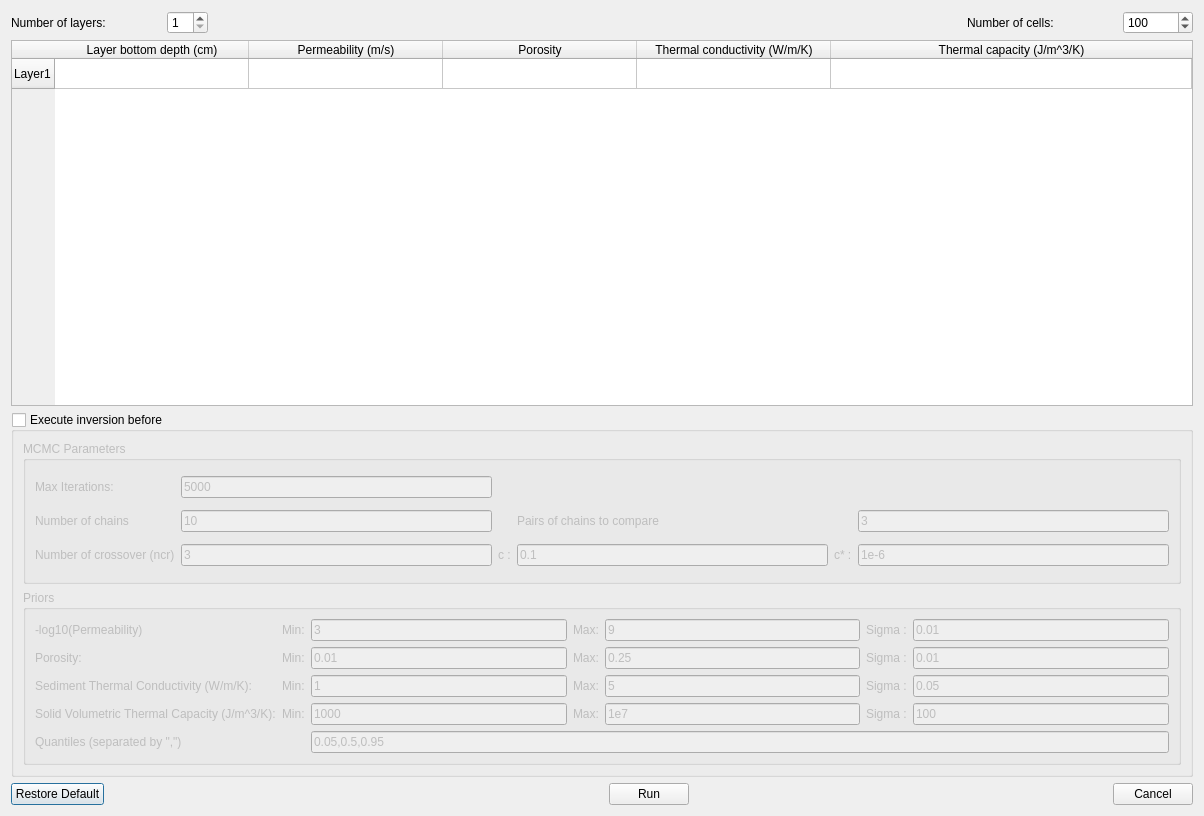
The window that Molonaviz/src/molonaviz/frontend/ui/dialogCompute.ui (flipoyo/MOLONARI1D) describes before a commit, drawn with Qt 5.
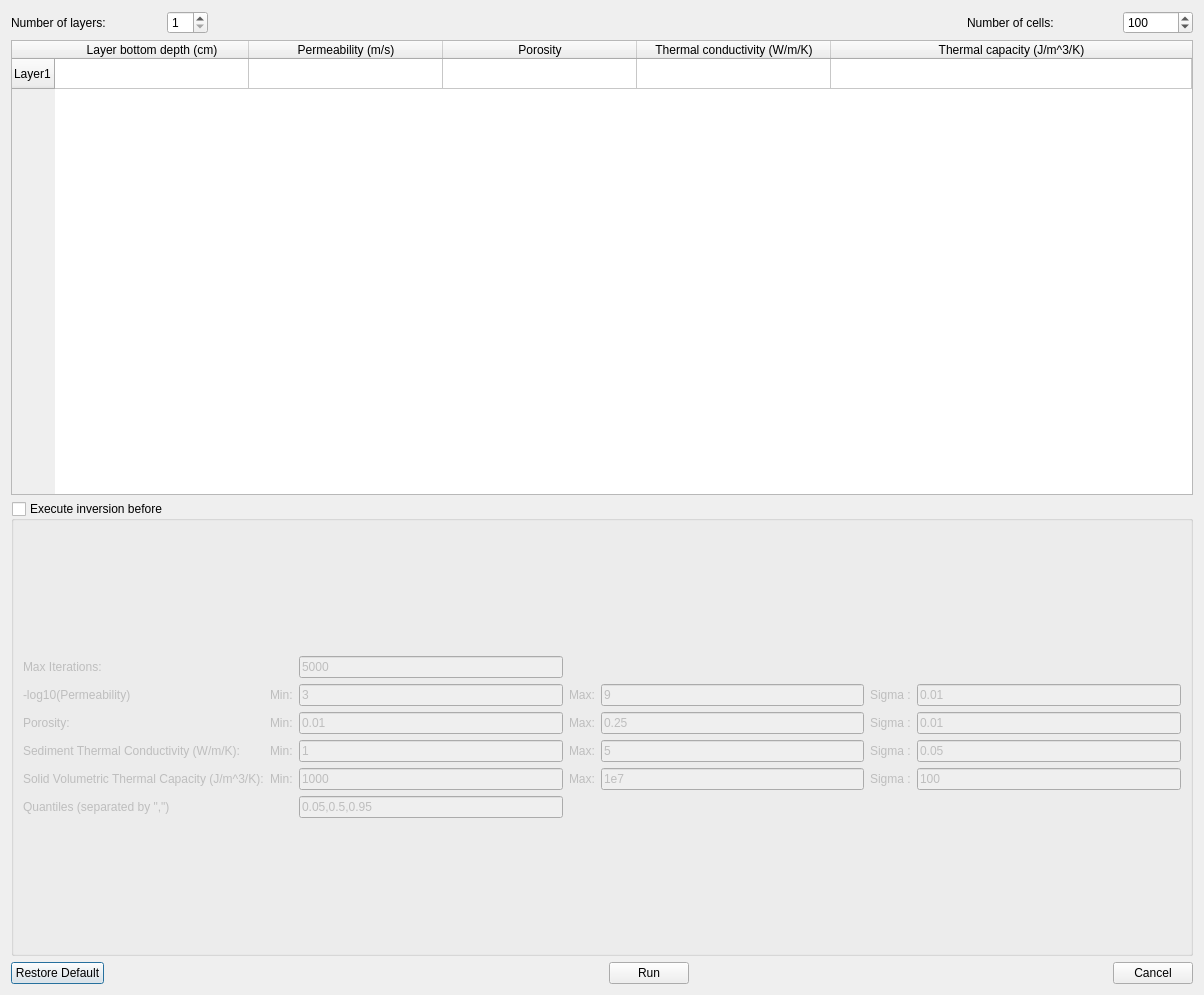
The same window after the commit.

```diff
--- a/Molonaviz/src/molonaviz/frontend/ui/dialogCompute.ui
+++ b/Molonaviz/src/molonaviz/frontend/ui/dialogCompute.ui
@@ -7,19 +7,19 @@
     <x>0</x>
     <y>0</y>
     <width>1204</width>
-    <height>816</height>
+    <height>995</height>
    </rect>
   </property>
   <property name="minimumSize">
    <size>
     <width>1000</width>
-    <height>816</height>
+    <height>500</height>
    </size>
   </property>
   <property name="windowTitle">
    <string>Compute</string>
   </property>
-  <layout class="QVBoxLayout" name="verticalLayout">
+  <layout class="QVBoxLayout" name="verticalLayout_2" stretch="0,0,0,0">
    <item>
     <layout class="QHBoxLayout" name="horizontalLayout">
      <item>
@@ -221,22 +221,11 @@
      <property name="checked">
       <bool>false</bool>
      </property>
-     <layout class="QGridLayout" name="gridLayout">
-      <item row="1" column="0">
-       <widget class="QGroupBox" name="groupBox">
-        <property name="title">
-         <string>Priors</string>
-        </property>
-        <layout class="QGridLayout" name="gridLayout_4">
-         <item row="1" column="6">
-          <widget class="QLabel" name="label_32">
-           <property name="text">
-            <string>Sigma :</string>
-           </property>
-          </widget>
-         </item>
-         <item row="2" column="5">
-          <widget class="QLineEdit" name="lineEditThermalConductivityMax">
+     <layout class="QVBoxLayout" name="verticalLayout">
+      <item>
+       <layout class="QGridLayout" name="MCMCLayout">
+        <item row="4" column="2">
+         <widget class="QLineEdit" name="lineEditThermalCapacityMin">
            <property name="minimumSize">
             <size>
              <width>100</width>
@@ -244,44 +233,23 @@
             </size>
            </property>
            <property name="text">
-            <string>5</string>
+           <string>1000</string>
            </property>
            <property name="readOnly">
             <bool>false</bool>
            </property>
           </widget>
          </item>
-         <item row="2" column="7">
-          <widget class="QLineEdit" name="lineEditThermalConductivitySigma">
-           <property name="minimumSize">
-            <size>
-             <width>100</width>
-             <height>0</height>
-            </size>
-           </property>
+        <item row="3" column="5">
+         <widget class="QLabel" name="label_33">
            <property name="text">
-            <string>0.05</string>
-           </property>
-           <property name="readOnly">
-            <bool>true</bool>
-           </property>
-          </widget>
-         </item>
-         <item row="3" column="6">
-          <widget class="QLabel" name="label_34">
-           <property name="text">
             <string>Sigma :</string>
            </property>
           </widget>
          </item>
-         <item row="0" column="6">
-          <widget class="QLabel" name="labelsigmaK">
-           <property name="text">
-            <string>Sigma :</string>
-           </property>
-          </widget>
-         </item>
-         <item row="0" column="5">
+        <item row="1" column="4">
+         <layout class="QHBoxLayout" name="horizontalLayout_7">
+          <item>
           <widget class="QLineEdit" name="lineEditKMax">
            <property name="text">
             <string>9</string>
@@ -291,21 +259,150 @@
            </property>
           </widget>
          </item>
-         <item row="2" column="0" colspan="2">
+         </layout>
+        </item>
+        <item row="0" column="0">
+         <widget class="QLabel" name="label_2">
+          <property name="text">
+           <string>Max Iterations:</string>
+          </property>
+         </widget>
+        </item>
+        <item row="5" column="2">
+         <widget class="QLineEdit" name="lineEditQuantiles">
+          <property name="text">
+           <string>0.05,0.5,0.95</string>
+          </property>
+         </widget>
+        </item>
+        <item row="1" column="2">
+         <layout class="QHBoxLayout" name="horizontalLayout_6">
+          <item>
+           <widget class="QLineEdit" name="lineEditKMin">
+            <property name="text">
+             <string>3</string>
+            </property>
+            <property name="readOnly">
+             <bool>false</bool>
+            </property>
+           </widget>
+          </item>
+         </layout>
+        </item>
+        <item row="4" column="3">
+         <widget class="QLabel" name="label_28">
+          <property name="text">
+           <string>Max:</string>
+          </property>
+         </widget>
+        </item>
+        <item row="1" column="5">
+         <widget class="QLabel" name="labelsigmaK">
+          <property name="text">
+           <string>Sigma :</string>
+          </property>
+         </widget>
+        </item>
+        <item row="1" column="0">
+         <widget class="QLabel" name="labelMoinsLog10KMCMC">
+          <property name="text">
+           <string>-log10(Permeability)</string>
+          </property>
+         </widget>
+        </item>
+        <item row="0" column="2">
+         <widget class="QLineEdit" name="lineEditMaxIterMCMC">
+          <property name="text">
+           <string>5000</string>
+          </property>
+         </widget>
+        </item>
+        <item row="3" column="0">
           <widget class="QLabel" name="label_15">
            <property name="text">
             <string>Sediment Thermal Conductivity (W/m/K):</string>
            </property>
           </widget>
          </item>
-         <item row="1" column="0">
-          <widget class="QLabel" name="label_14">
+        <item row="2" column="3">
+         <widget class="QLabel" name="label_26">
            <property name="text">
-            <string>Porosity:</string>
+           <string>Max:</string>
            </property>
           </widget>
          </item>
-         <item row="3" column="5">
+        <item row="2" column="4">
+         <widget class="QLineEdit" name="lineEditPorosityMax">
+          <property name="minimumSize">
+           <size>
+            <width>100</width>
+            <height>0</height>
+           </size>
+          </property>
+          <property name="text">
+           <string>0.25</string>
+          </property>
+          <property name="readOnly">
+           <bool>false</bool>
+          </property>
+         </widget>
+        </item>
+        <item row="3" column="4">
+         <widget class="QLineEdit" name="lineEditThermalConductivityMax">
+          <property name="minimumSize">
+           <size>
+            <width>100</width>
+            <height>0</height>
+           </size>
+          </property>
+          <property name="text">
+           <string>5</string>
+          </property>
+          <property name="readOnly">
+           <bool>false</bool>
+          </property>
+         </widget>
+        </item>
+        <item row="2" column="6">
+         <widget class="QLineEdit" name="lineEditPorositySigma">
+          <property name="minimumSize">
+           <size>
+            <width>100</width>
+            <height>0</height>
+           </size>
+          </property>
+          <property name="text">
+           <string>0.01</string>
+          </property>
+          <property name="readOnly">
+           <bool>true</bool>
+          </property>
+         </widget>
+        </item>
+        <item row="3" column="1">
+         <widget class="QLabel" name="label_12">
+          <property name="text">
+           <string>Min:</string>
+          </property>
+         </widget>
+        </item>
+        <item row="4" column="6">
+         <widget class="QLineEdit" name="lineEditThermalCapacitySigma">
+          <property name="minimumSize">
+           <size>
+            <width>100</width>
+            <height>0</height>
+           </size>
+          </property>
+          <property name="text">
+           <string>100</string>
+          </property>
+          <property name="readOnly">
+           <bool>true</bool>
+          </property>
+         </widget>
+        </item>
+        <item row="4" column="4">
           <widget class="QLineEdit" name="lineEditThermalCapacityMax">
            <property name="minimumSize">
             <size>
@@ -321,22 +418,29 @@
            </property>
           </widget>
          </item>
-         <item row="3" column="2">
+        <item row="4" column="1">
           <widget class="QLabel" name="label_19">
            <property name="text">
             <string>Min:</string>
            </property>
           </widget>
          </item>
-         <item row="0" column="4">
+        <item row="4" column="5">
+         <widget class="QLabel" name="label_34">
+          <property name="text">
+           <string>Sigma :</string>
+          </property>
+         </widget>
+        </item>
+        <item row="1" column="3">
           <widget class="QLabel" name="label_24">
            <property name="text">
             <string>Max:</string>
            </property>
           </widget>
          </item>
-         <item row="1" column="7">
-          <widget class="QLineEdit" name="lineEditPorositySigma">
+        <item row="2" column="2">
+         <widget class="QLineEdit" name="lineEditPorosityMin">
            <property name="minimumSize">
             <size>
              <width>100</width>
@@ -347,53 +451,18 @@
             <string>0.01</string>
            </property>
            <property name="readOnly">
-            <bool>true</bool>
-           </property>
-          </widget>
-         </item>
-         <item row="2" column="3">
-          <widget class="QLineEdit" name="lineEditThermalConductivityMin">
-           <property name="minimumSize">
-            <size>
-             <width>100</width>
-             <height>0</height>
-            </size>
-           </property>
-           <property name="text">
-            <string>1</string>
-           </property>
-           <property name="readOnly">
             <bool>false</bool>
            </property>
           </widget>
          </item>
-         <item row="3" column="7">
-          <widget class="QLineEdit" name="lineEditThermalCapacitySigma">
-           <property name="minimumSize">
-            <size>
-             <width>100</width>
-             <height>0</height>
-            </size>
-           </property>
+        <item row="1" column="1">
+         <widget class="QLabel" name="label_23">
            <property name="text">
-            <string>100</string>
-           </property>
-           <property name="readOnly">
-            <bool>true</bool>
-           </property>
-          </widget>
-         </item>
-         <item row="0" column="3">
-          <widget class="QLineEdit" name="lineEditKMin">
-           <property name="text">
-            <string>3</string>
-           </property>
-           <property name="readOnly">
-            <bool>false</bool>
-           </property>
-          </widget>
-         </item>
-         <item row="0" column="7">
+           <string>Min:</string>
+          </property>
+         </widget>
+        </item>
+        <item row="1" column="6">
           <widget class="QLineEdit" name="lineEditMoinsLog10KSigma">
            <property name="minimumSize">
             <size>
@@ -409,8 +478,8 @@
            </property>
           </widget>
          </item>
-         <item row="1" column="5">
-          <widget class="QLineEdit" name="lineEditPorosityMax">
+        <item row="3" column="6">
+         <widget class="QLineEdit" name="lineEditThermalConductivitySigma">
            <property name="minimumSize">
             <size>
              <width>100</width>
@@ -418,28 +487,14 @@
             </size>
            </property>
            <property name="text">
-            <string>0.25</string>
+           <string>0.05</string>
            </property>
            <property name="readOnly">
-            <bool>false</bool>
+           <bool>true</bool>
            </property>
           </widget>
          </item>
-         <item row="2" column="6">
-          <widget class="QLabel" name="label_33">
-           <property name="text">
-            <string>Sigma :</string>
-           </property>
-          </widget>
-         </item>
-         <item row="2" column="4">
-          <widget class="QLabel" name="label_25">
-           <property name="text">
-            <string>Max:</string>
-           </property>
-          </widget>
-         </item>
-         <item row="1" column="2">
+        <item row="2" column="1">
           <widget class="QLabel" name="label_22">
            <property name="text">
             <string>Min:</string>
@@ -447,202 +502,71 @@
           </widget>
          </item>
          <item row="3" column="3">
-          <widget class="QLineEdit" name="lineEditThermalCapacityMin">
-           <property name="minimumSize">
-            <size>
-             <width>100</width>
-             <height>0</height>
-            </size>
-           </property>
+         <widget class="QLabel" name="label_25">
            <property name="text">
-            <string>1000</string>
-           </property>
-           <property name="readOnly">
-            <bool>false</bool>
-           </property>
-          </widget>
-         </item>
-         <item row="0" column="0">
-          <widget class="QLabel" name="labelMoinsLog10KMCMC">
+           <string>Max:</string>
+          </property>
+         </widget>
+        </item>
+        <item row="2" column="5">
+         <widget class="QLabel" name="label_32">
            <property name="text">
-            <string>-log10(Permeability)</string>
+           <string>Sigma :</string>
            </property>
           </widget>
          </item>
-         <item row="1" column="3">
-          <widget class="QLineEdit" name="lineEditPorosityMin">
-           <property name="minimumSize">
-            <size>
-             <width>100</width>
-             <height>0</height>
-            </size>
-           </property>
-           <property name="text">
-            <string>0.01</string>
-           </property>
-           <property name="readOnly">
-            <bool>false</bool>
-           </property>
-          </widget>
-         </item>
-         <item row="3" column="0" colspan="2">
+        <item row="4" column="0">
           <widget class="QLabel" name="label_16">
            <property name="text">
             <string>Solid Volumetric Thermal Capacity (J/m^3/K):</string>
            </property>
           </widget>
          </item>
-         <item row="1" column="4">
-          <widget class="QLabel" name="label_26">
-           <property name="text">
-            <string>Max:</string>
-           </property>
-          </widget>
-         </item>
-         <item row="2" column="2">
-          <widget class="QLabel" name="label_12">
+        <item row="3" column="2">
+         <widget class="QLineEdit" name="lineEditThermalConductivityMin">
+          <property name="minimumSize">
+           <size>
+            <width>100</width>
+            <height>0</height>
+           </size>
+          </property>
            <property name="text">
-            <string>Min:</string>
-           </property>
-          </widget>
-         </item>
-         <item row="3" column="4">
-          <widget class="QLabel" name="label_28">
-           <property name="text">
-            <string>Max:</string>
+           <string>1</string>
+          </property>
+          <property name="readOnly">
+           <bool>false</bool>
            </property>
           </widget>
          </item>
-         <item row="4" column="0">
+        <item row="5" column="0">
           <widget class="QLabel" name="label">
            <property name="text">
             <string>Quantiles (separated by &quot;,&quot;)</string>
            </property>
           </widget>
          </item>
-         <item row="0" column="2">
-          <widget class="QLabel" name="label_23">
-           <property name="text">
-            <string>Min:</string>
-           </property>
-          </widget>
-         </item>
-         <item row="4" column="3" colspan="5">
-          <widget class="QLineEdit" name="lineEditQuantiles">
-           <property name="text">
-            <string>0.05,0.5,0.95</string>
-           </property>
-          </widget>
-         </item>
-        </layout>
-       </widget>
-      </item>
-      <item row="0" column="0">
-       <widget class="QGroupBox" name="groupBoxMCMCParam">
-        <property name="title">
-         <string>MCMC Parameters</string>
-        </property>
-        <layout class="QGridLayout" name="gridLayout_2">
-         <item row="2" column="4">
-          <widget class="QLabel" name="labelcstar">
-           <property name="text">
-            <string>c* :</string>
-           </property>
-          </widget>
-         </item>
-         <item row="1" column="0">
-          <widget class="QLabel" name="labelChains">
-           <property name="text">
-            <string>Number of chains</string>
-           </property>
-          </widget>
-         </item>
-         <item row="2" column="1">
-          <widget class="QLineEdit" name="lineEditncr">
-           <property name="text">
-            <string>3</string>
-           </property>
-          </widget>
-         </item>
-         <item row="1" column="5">
-          <widget class="QLineEdit" name="lineEditDelta">
-           <property name="text">
-            <string>3</string>
-           </property>
-          </widget>
-         </item>
          <item row="2" column="0">
-          <widget class="QLabel" name="labelncr">
+         <widget class="QLabel" name="label_14">
            <property name="text">
-            <string>Number of crossover (ncr)</string>
+           <string>Porosity:</string>
            </property>
           </widget>
          </item>
-         <item row="2" column="2">
-          <widget class="QLabel" name="labelc">
-           <property name="text">
-            <string>c :</string>
-           </property>
-          </widget>
-         </item>
-         <item row="0" column="0">
-          <widget class="QLabel" name="label_2">
-           <property name="text">
-            <string>Max Iterations:</string>
-           </property>
-          </widget>
-         </item>
-         <item row="1" column="1">
-          <widget class="QLineEdit" name="lineEditChains">
-           <property name="text">
-            <string>10</string>
-           </property>
-          </widget>
-         </item>
-         <item row="1" column="3">
-          <widget class="QLabel" name="labelDelta">
-           <property name="text">
-            <string>Pairs of chains to compare</string>
-           </property>
-          </widget>
-         </item>
-         <item row="2" column="3">
-          <widget class="QLineEdit" name="lineEditc">
-           <property name="text">
-            <string>0.1</string>
-           </property>
-          </widget>
-         </item>
-         <item row="0" column="1">
-          <widget class="QLineEdit" name="lineEditMaxIterMCMC">
-           <property name="text">
-            <string>5000</string>
-           </property>
-          </widget>
-         </item>
-         <item row="2" column="5">
-          <widget class="QLineEdit" name="lineEditcstar">
-           <property name="text">
-            <string>1e-6</string>
-           </property>
-          </widget>
-         </item>
-        </layout>
-       </widget>
+       </layout>
       </item>
      </layout>
     </widget>
    </item>
    <item>
-    <layout class="QGridLayout" name="gridLayout_3">
-     <item row="0" column="0">
+    <layout class="QHBoxLayout" name="horizontalLayout_5">
+     <item>
       <widget class="QPushButton" name="pushButtonRestoreDefault">
        <property name="text">
         <string>Restore Default</string>
        </property>
       </widget>
      </item>
-     <item row="0" column="1">
+     <item>
       <spacer name="horizontalSpacer">
        <property name="orientation">
         <enum>Qt::Horizontal</enum>
@@ -655,7 +579,7 @@
        </property>
       </spacer>
      </item>
-     <item row="0" column="2">
+     <item>
       <widget class="QPushButton" name="pushButtonRun">
        <property name="enabled">
         <bool>true</bool>
@@ -668,7 +592,7 @@
        </property>
       </widget>
      </item>
-     <item row="0" column="3">
+     <item>
       <widget class="QDialogButtonBox" name="buttonBox">
        <property name="standardButtons">
         <set>QDialogButtonBox::Cancel</set>
```
Left out of the diff: 9 changed lines with no effect on the pictures. Lines whose indentation alone changed are shown as unchanged.
